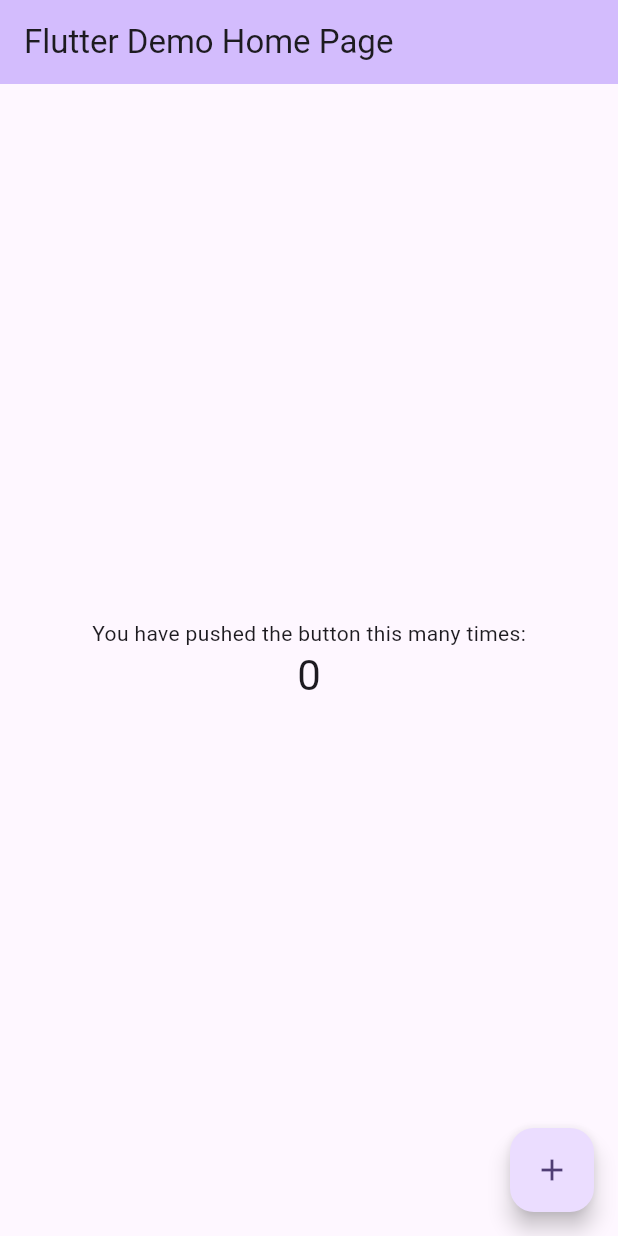
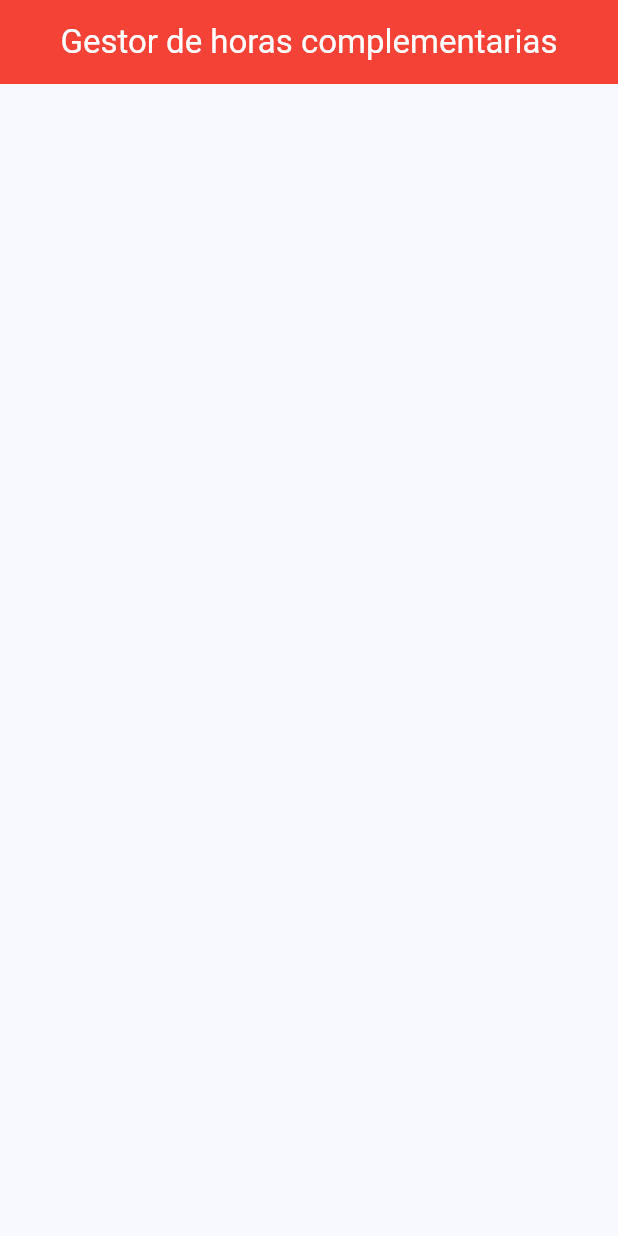
Before and after one commit to RubenCamachoAlvarez/gestor_horas_complementarias, a Flutter app: the screen it shows after launch, on a phone screen of 412 x 824 dp. Run offline on Flutter 3.47's test engine with Material 3 defaults, Android fonts, the light colour scheme and no system bars.

Commit message:
Cambio de color del appbar

```diff
--- a/lib/App.dart
+++ b/lib/App.dart
@@ -0,0 +1,32 @@
+import 'package:flutter/material.dart';
+import 'package:gestor_de_horas_complementarias/vistas/Login.dart';
+
+class App extends StatelessWidget {
+
+  const App({super.key});
+
+  @override
+
+  Widget build(BuildContext context) {
+
+    return MaterialApp(
+
+      title: "Gestor de horas complementarias",
+
+      theme: ThemeData(
+
+        colorScheme: ColorScheme.fromSeed(seedColor: Colors.blue),
+
+        useMaterial3: true,
+      ),
+
+      home: const LoginWidget(),
+
+      debugShowCheckedModeBanner: false,
+
+    );
+
+  }
+
+
+}
--- a/lib/main.dart
+++ b/lib/main.dart
@@ -1,125 +1,6 @@
 import 'package:flutter/material.dart';
+import 'package:gestor_de_horas_complementarias/App.dart';
 
 void main() {
-  runApp(const MyApp());
+  runApp(const App());
 }
-
-class MyApp extends StatelessWidget {
-  const MyApp({super.key});
-
-  // This widget is the root of your application.
-  @override
-  Widget build(BuildContext context) {
-    return MaterialApp(
-      title: 'Flutter Demo',
-      theme: ThemeData(
-        // This is the theme of your application.
-        //
-        // TRY THIS: Try running your application with "flutter run". You'll see
-        // the application has a purple toolbar. Then, without quitting the app,
-        // try changing the seedColor in the colorScheme below to Colors.green
-        // and then invoke "hot reload" (save your changes or press the "hot
-        // reload" button in a Flutter-supported IDE, or press "r" if you used
-        // the command line to start the app).
-        //
-        // Notice that the counter didn't reset back to zero; the application
-        // state is not lost during the reload. To reset the state, use hot
-        // restart instead.
-        //
-        // This works for code too, not just values: Most code changes can be
-        // tested with just a hot reload.
-        colorScheme: ColorScheme.fromSeed(seedColor: Colors.deepPurple),
-        useMaterial3: true,
-      ),
-      home: const MyHomePage(title: 'Flutter Demo Home Page'),
-    );
-  }
-}
-
-class MyHomePage extends StatefulWidget {
-  const MyHomePage({super.key, required this.title});
-
-  // This widget is the home page of your application. It is stateful, meaning
-  // that it has a State object (defined below) that contains fields that affect
-  // how it looks.
-
-  // This class is the configuration for the state. It holds the values (in this
-  // case the title) provided by the parent (in this case the App widget) and
-  // used by the build method of the State. Fields in a Widget subclass are
-  // always marked "final".
-
-  final String title;
-
-  @override
-  State<MyHomePage> createState() => _MyHomePageState();
-}
-
-class _MyHomePageState extends State<MyHomePage> {
-  int _counter = 0;
-
-  void _incrementCounter() {
-    setState(() {
-      // This call to setState tells the Flutter framework that something has
-      // changed in this State, which causes it to rerun the build method below
-      // so that the display can reflect the updated values. If we changed
-      // _counter without calling setState(), then the build method would not be
-      // called again, and so nothing would appear to happen.
-      _counter++;
-    });
-  }
-
-  @override
-  Widget build(BuildContext context) {
-    // This method is rerun every time setState is called, for instance as done
-    // by the _incrementCounter method above.
-    //
-    // The Flutter framework has been optimized to make rerunning build methods
-    // fast, so that you can just rebuild anything that needs updating rather
-    // than having to individually change instances of widgets.
-    return Scaffold(
-      appBar: AppBar(
-        // TRY THIS: Try changing the color here to a specific color (to
-        // Colors.amber, perhaps?) and trigger a hot reload to see the AppBar
-        // change color while the other colors stay the same.
-        backgroundColor: Theme.of(context).colorScheme.inversePrimary,
-        // Here we take the value from the MyHomePage object that was created by
-        // the App.build method, and use it to set our appbar title.
-        title: Text(widget.title),
-      ),
-      body: Center(
-        // Center is a layout widget. It takes a single child and positions it
-        // in the middle of the parent.
-        child: Column(
-          // Column is also a layout widget. It takes a list of children and
-          // arranges them vertically. By default, it sizes itself to fit its
-          // children horizontally, and tries to be as tall as its parent.
-          //
-          // Column has various properties to control how it sizes itself and
-          // how it positions its children. Here we use mainAxisAlignment to
-          // center the children vertically; the main axis here is the vertical
-          // axis because Columns are vertical (the cross axis would be
-          // horizontal).
-          //
-          // TRY THIS: Invoke "debug painting" (choose the "Toggle Debug Paint"
-          // action in the IDE, or press "p" in the console), to see the
-          // wireframe for each widget.
-          mainAxisAlignment: MainAxisAlignment.center,
-          children: <Widget>[
-            const Text(
-              'You have pushed the button this many times:',
-            ),
-            Text(
-              '$_counter',
-              style: Theme.of(context).textTheme.headlineMedium,
-            ),
-          ],
-        ),
-      ),
-      floatingActionButton: FloatingActionButton(
-        onPressed: _incrementCounter,
-        tooltip: 'Increment',
-        child: const Icon(Icons.add),
-      ), // This trailing comma makes auto-formatting nicer for build methods.
-    );
-  }
-}
--- a/lib/vistas/Login.dart
+++ b/lib/vistas/Login.dart
@@ -0,0 +1,51 @@
+import 'package:flutter/material.dart';
+
+class LoginWidget extends StatefulWidget {
+
+
+  const LoginWidget({super.key});
+
+  State<LoginWidget> createState() => LoginWidgetState();
+
+
+
+}
+
+class LoginWidgetState extends State<LoginWidget> {
+
+  LoginWidgetState();
+
+  @override
+
+  Widget build(BuildContext context) {
+
+    return Scaffold(
+
+      appBar: AppBar(
+
+        title: const Center(
+
+          child: Text("Gestor de horas complementarias",
+
+            textAlign: TextAlign.center,
+
+            style: TextStyle(
+
+              color: Colors.white,
+
+            ),
+
+          ),
+
+        ),
+
+        backgroundColor: Colors.red
+
+      ),
+
+    );
+
+  }
+
+
+}
```
